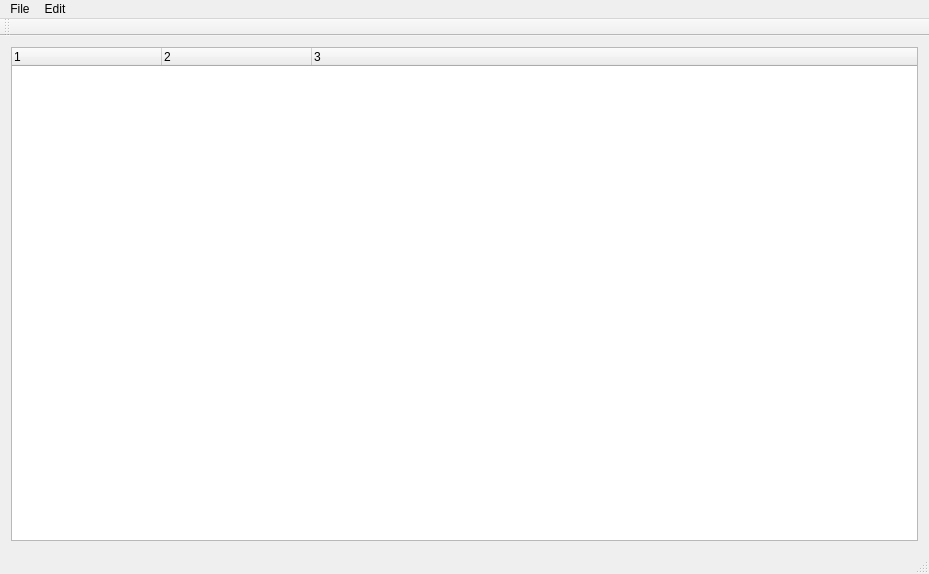
Before: the Qt Designer form mainwindow.ui in 13627326651/JsonEditor, drawn with Qt 5.
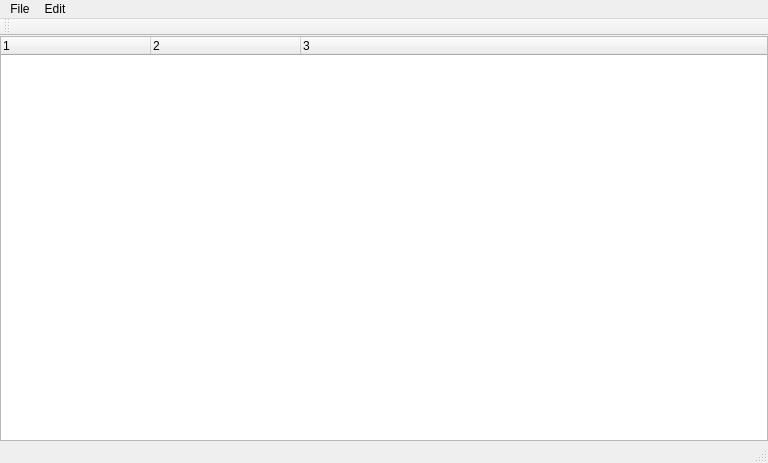
After: the same form once the commit is applied.

The edit to the form file:
```diff
--- a/mainwindow.ui
+++ b/mainwindow.ui
@@ -6,20 +6,47 @@
    <rect>
     <x>0</x>
     <y>0</y>
-    <width>929</width>
-    <height>574</height>
+    <width>768</width>
+    <height>463</height>
    </rect>
   </property>
   <property name="windowTitle">
    <string>MainWindow</string>
   </property>
   <widget class="QWidget" name="centralWidget">
-   <layout class="QGridLayout" name="gridLayout">
-    <item row="0" column="0">
+   <layout class="QHBoxLayout" name="horizontalLayout">
+    <property name="spacing">
+     <number>0</number>
+    </property>
+    <property name="leftMargin">
+     <number>0</number>
+    </property>
+    <property name="topMargin">
+     <number>0</number>
+    </property>
+    <property name="rightMargin">
+     <number>0</number>
+    </property>
+    <property name="bottomMargin">
+     <number>0</number>
+    </property>
+    <item>
      <widget class="QTreeWidget" name="treeWidget">
+      <property name="sortingEnabled">
+       <bool>false</bool>
+      </property>
+      <property name="animated">
+       <bool>false</bool>
+      </property>
+      <property name="allColumnsShowFocus">
+       <bool>false</bool>
+      </property>
       <property name="columnCount">
        <number>3</number>
       </property>
+      <attribute name="headerVisible">
+       <bool>true</bool>
+      </attribute>
       <attribute name="headerDefaultSectionSize">
        <number>150</number>
       </attribute>
@@ -53,7 +80,7 @@
     <rect>
      <x>0</x>
      <y>0</y>
-     <width>929</width>
+     <width>768</width>
      <height>23</height>
     </rect>
    </property>
```
Left out of the diff: 3 changed lines with no effect on the pictures.
